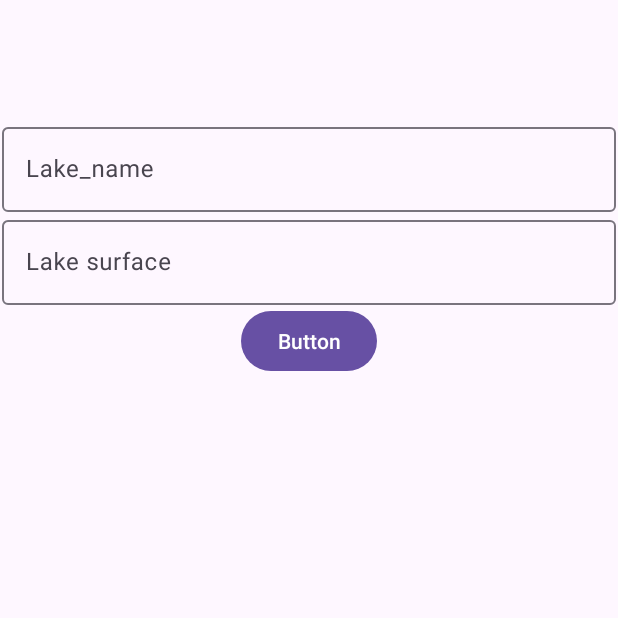
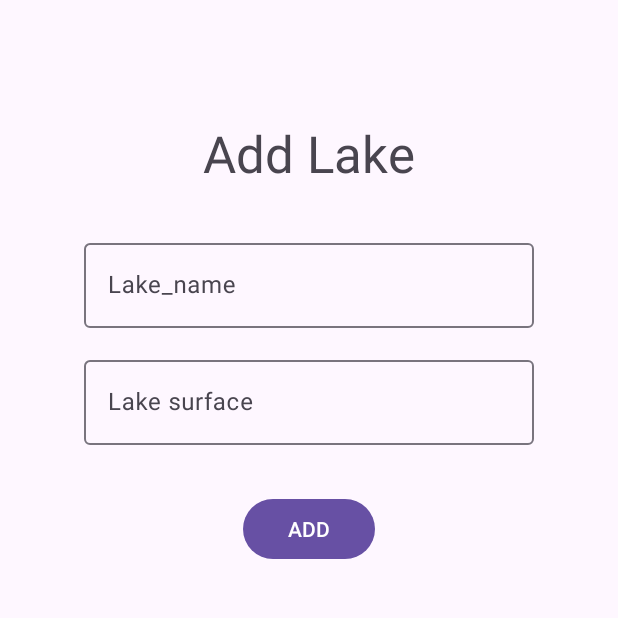
Before and after one commit to AngelGuidos/ParcialJoseGuidosMoviles, an Android app: the AddLagoFragment screen opened through its navigation route, on a phone screen of 412 x 824 dp, the top half of it. Run offline under Robolectric (Android 15) with nearby library versions, the phone set to English and light mode, and no system bars; our stand-ins replace data binding.

Commit message:
Mejorando mas las vistas

```diff
--- a/ParcialJoseGuidos/app/src/main/res/layout/fragment_add_lago.xml
+++ b/ParcialJoseGuidos/app/src/main/res/layout/fragment_add_lago.xml
@@ -14,28 +14,29 @@
 
         <com.google.android.material.textfield.TextInputLayout
             android:id="@+id/textInputLayout"
-            android:layout_width="409dp"
+            android:layout_width="300dp"
             android:layout_height="wrap_content"
             android:layout_marginStart="1dp"
             android:layout_marginTop="32dp"
             android:layout_marginEnd="1dp"
             app:layout_constraintEnd_toEndOf="parent"
             app:layout_constraintStart_toStartOf="parent"
-            app:layout_constraintTop_toTopOf="parent">
+            app:layout_constraintTop_toBottomOf="@+id/textView2">
 
             <com.google.android.material.textfield.TextInputEditText
                 android:id="@+id/name_tin"
-                android:text="@={viewmodel.name}"
                 android:layout_width="match_parent"
                 android:layout_height="wrap_content"
-                android:hint="Lake_name" />
+                android:hint="Lake_name"
+                android:text="@={viewmodel.name}" />
         </com.google.android.material.textfield.TextInputLayout>
 
         <com.google.android.material.textfield.TextInputLayout
             android:id="@+id/textInputLayout2"
-            android:layout_width="409dp"
+            android:layout_width="300dp"
             android:layout_height="wrap_content"
             android:layout_marginStart="1dp"
+            android:layout_marginTop="16dp"
             android:layout_marginEnd="1dp"
             app:layout_constraintEnd_toEndOf="parent"
             app:layout_constraintStart_toStartOf="parent"
@@ -51,12 +52,24 @@
 
         <Button
             android:id="@+id/action_add"
-            android:onClickListener="@{()-> viewmodel.createLake()}"
             android:layout_width="wrap_content"
             android:layout_height="wrap_content"
-            android:text="Button"
+            android:layout_marginTop="32dp"
+            android:onClickListener="@{()-> viewmodel.createLake()}"
+            android:text="ADD"
             app:layout_constraintEnd_toEndOf="parent"
             app:layout_constraintStart_toStartOf="parent"
             app:layout_constraintTop_toBottomOf="@+id/textInputLayout2" />
+
+        <TextView
+            android:id="@+id/textView2"
+            android:layout_width="wrap_content"
+            android:layout_height="wrap_content"
+            android:layout_marginTop="32dp"
+            android:text="Add Lake"
+            android:textSize="34sp"
+            app:layout_constraintEnd_toEndOf="parent"
+            app:layout_constraintStart_toStartOf="parent"
+            app:layout_constraintTop_toTopOf="parent" />
     </androidx.constraintlayout.widget.ConstraintLayout>
 </layout>
--- a/ParcialJoseGuidos/app/src/main/res/layout/fragment_billboard.xml
+++ b/ParcialJoseGuidos/app/src/main/res/layout/fragment_billboard.xml
@@ -18,6 +18,8 @@
             android:layout_height="wrap_content"
             android:layout_marginTop="16dp"
             android:text="Billboard"
+            android:textSize="34sp"
+            android:textStyle="bold"
             app:layout_constraintEnd_toEndOf="parent"
             app:layout_constraintStart_toStartOf="parent"
             app:layout_constraintTop_toTopOf="parent" />
--- a/ParcialJoseGuidos/app/src/main/res/layout/fragment_lago.xml
+++ b/ParcialJoseGuidos/app/src/main/res/layout/fragment_lago.xml
@@ -20,6 +20,8 @@
             android:layout_height="wrap_content"
             android:layout_marginTop="32dp"
             android:text="@{viewmodel.name}"
+            android:textSize="34sp"
+            android:textStyle="bold"
             app:layout_constraintEnd_toEndOf="parent"
             app:layout_constraintStart_toStartOf="parent"
             app:layout_constraintTop_toTopOf="parent" />
@@ -30,6 +32,7 @@
             android:layout_height="wrap_content"
             android:layout_marginTop="32dp"
             android:text="@{viewmodel.surface}"
+            android:textSize="16sp"
             app:layout_constraintEnd_toEndOf="parent"
             app:layout_constraintStart_toStartOf="parent"
             app:layout_constraintTop_toBottomOf="@+id/single_name_tv" />
```
